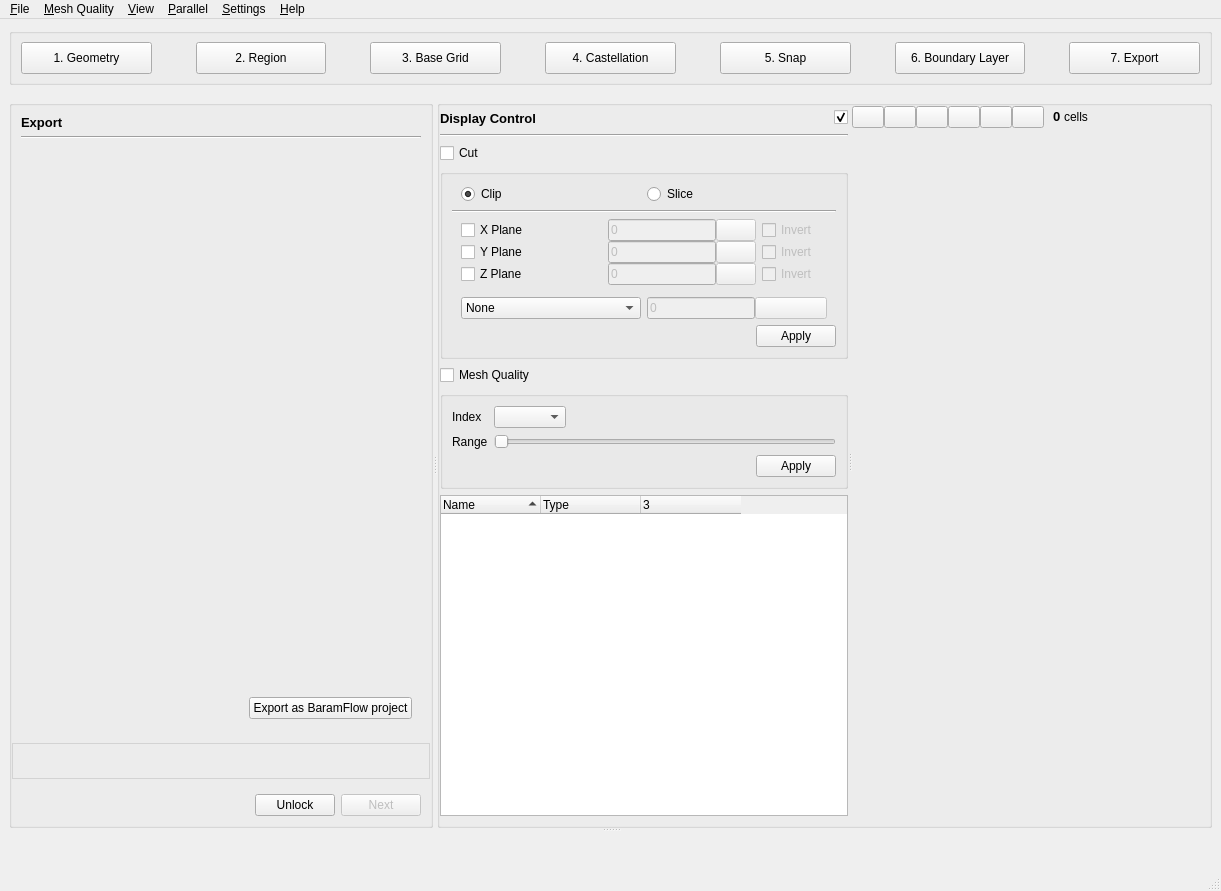
The window that baramMesh/view/main_window/main_window.ui (nextfoam/baram) describes before a commit, drawn with Qt 5.
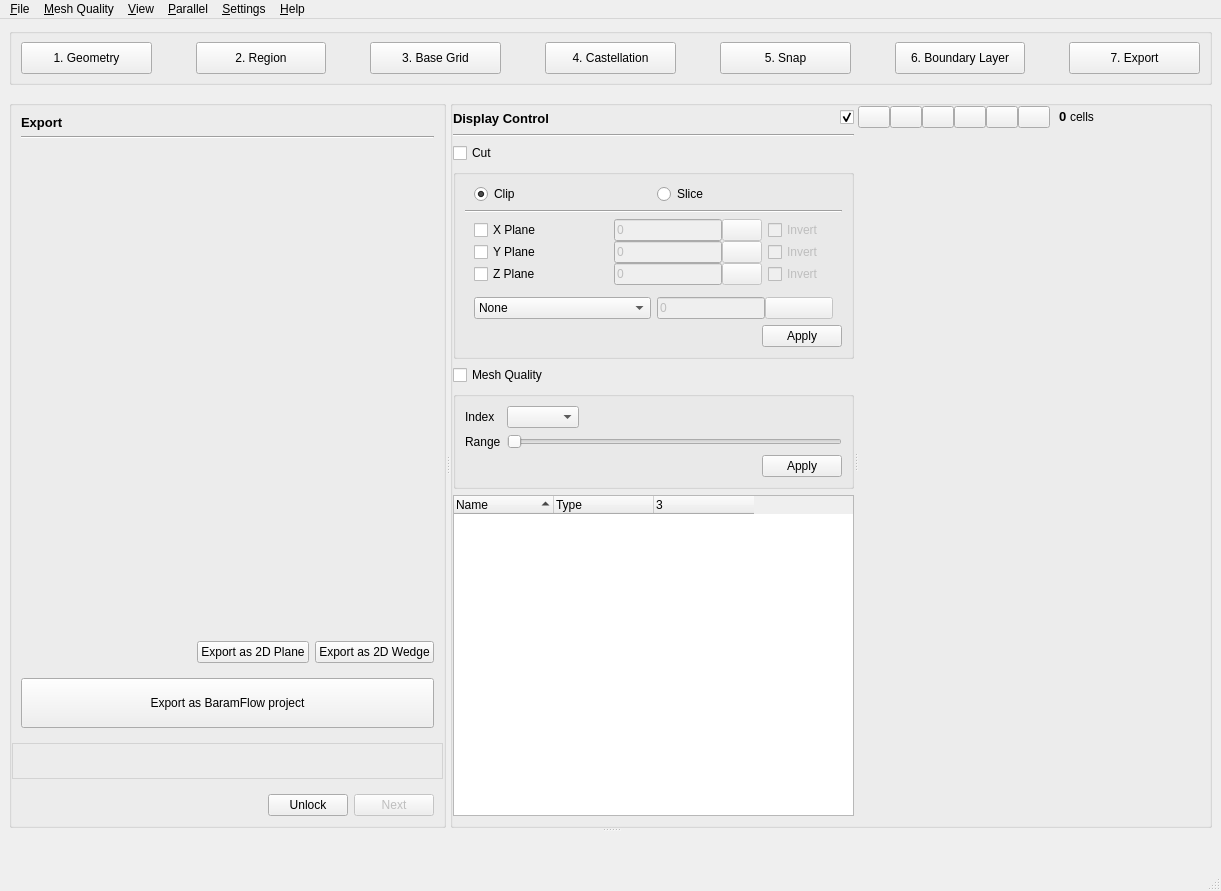
The same window after the commit. The open tabs and pages were chosen to show the change. Icons and pictures are not drawn. Custom widgets are drawn as their Qt base class.

Commit message: Issue baram#192 baram#193 2d export 기능 추가

What changed in the file:
```diff
--- a/baramMesh/view/main_window/main_window.ui
+++ b/baramMesh/view/main_window/main_window.ui
@@ -2171,6 +2171,9 @@
                    <item>
                     <widget class="QWidget" name="widget_20" native="true">
                      <layout class="QHBoxLayout" name="horizontalLayout_12">
+                      <property name="rightMargin">
+                       <number>0</number>
+                      </property>
                       <item>
                        <spacer name="horizontalSpacer_9">
                         <property name="orientation">
@@ -2185,15 +2188,35 @@
                        </spacer>
                       </item>
                       <item>
-                       <widget class="QPushButton" name="export_">
+                       <widget class="QPushButton" name="export2DPlane">
                         <property name="text">
-                         <string>Export as BaramFlow project</string>
+                         <string>Export as 2D Plane</string>
+                        </property>
+                       </widget>
+                      </item>
+                      <item>
+                       <widget class="QPushButton" name="export2DWedge">
+                        <property name="text">
+                         <string>Export as 2D Wedge</string>
                         </property>
                        </widget>
                       </item>
                      </layout>
                     </widget>
                    </item>
+                   <item>
+                    <widget class="QPushButton" name="export_">
+                     <property name="minimumSize">
+                      <size>
+                       <width>0</width>
+                       <height>50</height>
+                      </size>
+                     </property>
+                     <property name="text">
+                      <string>Export as BaramFlow project</string>
+                     </property>
+                    </widget>
+                   </item>
                   </layout>
                  </widget>
                 </widget>
```
The commit also changes 12 other files.
